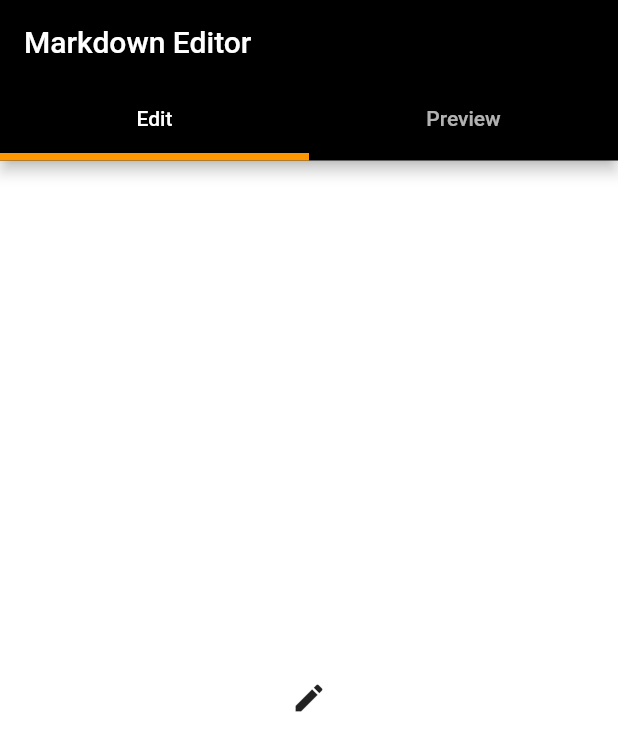
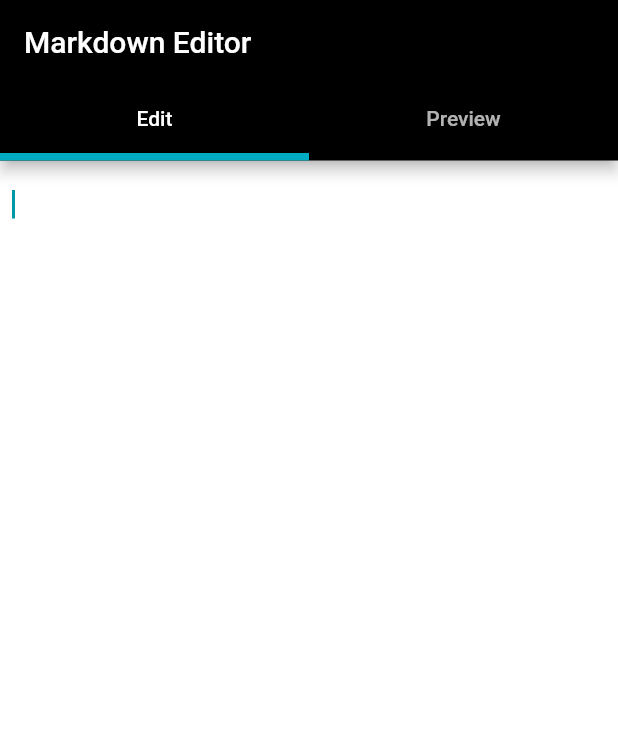
Before and after one commit to theiskaa/flutter_markdown_editor, a Flutter app: the screen it shows after launch, on a phone screen of 412 x 824 dp. Shown: the top 751 px of the screen. Run offline on Flutter 3.47's test engine with Material 2 defaults, Android fonts, the phone set to English and light mode, and no system bars; our stand-ins replace flutter_markdown; missing offline and left inert: flutter_button.

```diff
--- a/lib/core/themes.dart
+++ b/lib/core/themes.dart
@@ -4,10 +4,13 @@ class Themes {
   static ThemeData get defaultTheme {
     return ThemeData(
       brightness: Brightness.light,
-      accentColor: Colors.orange,
+      accentColor: Colors.cyan[600], //Colors.orange,
       primaryColor: Colors.black,
       scaffoldBackgroundColor: Colors.white,
-      primaryTextTheme: TextTheme(headline6: TextStyle(color: Colors.white)),
+      primaryTextTheme: TextTheme(
+        headline6: TextStyle(color: Colors.white),
+
+      ),
     );
   }
 }
--- a/lib/main.dart
+++ b/lib/main.dart
@@ -1,8 +1,7 @@
 import 'package:flutter/material.dart';
-import 'package:markdown_editor/view/editing.dart';
-import 'package:markdown_editor/view/preview.dart';
 
 import 'core/themes.dart';
+import 'view/main_screen.dart';
 
 void main() {
   runApp(MyApp());
@@ -15,31 +14,7 @@ class MyApp extends StatelessWidget {
       debugShowCheckedModeBanner: false,
       title: 'Markdown Editor | Flutter',
       theme: Themes.defaultTheme,
-      home: ScreensController(),
+      home: MainScreen(),
     );
   }
 }
-
-class ScreensController extends StatelessWidget {
-  const ScreensController({Key key}) : super(key: key);
-
-  @override
-  Widget build(BuildContext context) {
-    return DefaultTabController(
-      length: 2,
-      child: Scaffold(
-        appBar: AppBar(
-          title: Text("Markdown Editor"),
-          bottom: TabBar(
-            overlayColor: null,
-            indicatorWeight: 5,
-            tabs: [Tab(text: "Edit"), Tab(text: "Preview")],
-          ),
-        ),
-        body: TabBarView(
-          children: [Editing(), Preview()],
-        ),
-      ),
-    );
-  }
-}
--- a/lib/view/editing.dart
+++ /dev/null
@@ -1,14 +0,0 @@
-import 'package:flutter/material.dart';
-
-class Editing extends StatelessWidget {
-  const Editing({Key key}) : super(key: key);
-
-  @override
-  Widget build(BuildContext context) {
-    return Scaffold(
-      body: Center(
-        child: Icon(Icons.edit),
-      ),
-    );
-  }
-}
--- /dev/null
+++ b/lib/view/main_screen.dart
@@ -0,0 +1,53 @@
+import 'package:flutter/material.dart';
+
+import 'preview.dart';
+import 'widgets/markdown_field.dart';
+
+class MainScreen extends StatefulWidget {
+  const MainScreen({Key key}) : super(key: key);
+
+  @override
+  _MainScreenState createState() => _MainScreenState();
+}
+
+class _MainScreenState extends State<MainScreen> {
+  final controller = TextEditingController();
+  String _markdownData = "";
+  @override
+  Widget build(BuildContext context) {
+    return DefaultTabController(
+      length: 2,
+      child: scaffold(),
+    );
+  }
+
+  MarkdownField field() {
+    return MarkdownField(
+      controller: controller,
+      onChanged: (val) => setState(() => _markdownData = val),
+    );
+  }
+
+  Scaffold scaffold() {
+    return Scaffold(
+      appBar: buildAppBar(),
+      body: TabBarView(
+        children: [field(), Preview(data: _markdownData)],
+      ),
+    );
+  }
+
+  AppBar buildAppBar() {
+    return AppBar(
+      title: Text("Markdown Editor"),
+      bottom: TabBar(
+        overlayColor: null,
+        indicatorWeight: 5,
+        tabs: [
+          Tab(text: "Edit"),
+          Tab(text: "Preview"),
+        ],
+      ),
+    );
+  }
+}
--- a/lib/view/preview.dart
+++ b/lib/view/preview.dart
@@ -1,14 +1,20 @@
 import 'package:flutter/material.dart';
+import 'package:flutter_button/flutter_button.dart';
 import 'package:flutter_markdown/flutter_markdown.dart';
 import 'package:markdown_editor/view/widgets/loading.dart';
 
 class Preview extends StatelessWidget {
-  final data;
+  final String data;
   Preview({this.data});
   @override
   Widget build(BuildContext context) {
     return Scaffold(
-      body: (data != null) ? Markdown(data: data) : loading(),
+      body: (data != null)
+          ? Padding(
+              padding: const EdgeInsets.all(15),
+              child: MarkdownBody(data: data),
+            )
+          : loading(),
     );
   }
 }
--- /dev/null
+++ b/lib/view/widgets/markdown_field.dart
@@ -0,0 +1,56 @@
+import 'package:flutter/material.dart';
+
+class MarkdownField extends StatelessWidget {
+  final int maxLines;
+  final TextEditingController controller;
+  final TextInputAction textInputAction;
+  final Function(String) onChanged;
+  final bool autofocus;
+
+  const MarkdownField({
+    Key key,
+    this.maxLines,
+    this.controller,
+    this.onChanged,
+    this.textInputAction,
+    this.autofocus,
+  }) : super(key: key);
+
+  @override
+  Widget build(BuildContext context) {
+    return Padding(
+      padding: const EdgeInsets.all(8.0),
+      child: ListView(
+        children: <Widget>[
+          TextField(
+            cursorColor: Colors.cyan[700],
+            controller: controller,
+            autofocus: (autofocus != null) ? autofocus : true,
+            textInputAction: (textInputAction != null)
+                ? textInputAction
+                : TextInputAction.newline,
+            keyboardType: TextInputType.multiline,
+            maxLines: (maxLines != null) ? maxLines : 99999,
+            onChanged: onChanged,
+          ),
+        ],
+      ),
+    );
+  }
+
+  void wrapWith(String left, String right) {
+    final text = controller.value.text;
+    final selection = controller.selection;
+    final middle = selection.textInside(text);
+    final newText = selection.textBefore(text) +
+        '$left$middle$right' +
+        selection.textAfter(text);
+
+    controller.value = controller.value.copyWith(
+      text: newText,
+      selection: TextSelection.collapsed(
+        offset: selection.baseOffset + left.length + middle.length,
+      ),
+    );
+  }
+}
--- a/pubspec.yaml
+++ b/pubspec.yaml
@@ -12,6 +12,7 @@ dependencies:
   flutter:
     sdk: flutter
   cupertino_icons: ^1.0.2
+  flutter_button: ^0.0.4
   flutter_markdown: ^0.6.0
 
 dev_dependencies:
```
Also changed, not shown: pubspec.lock, 3 other files.
